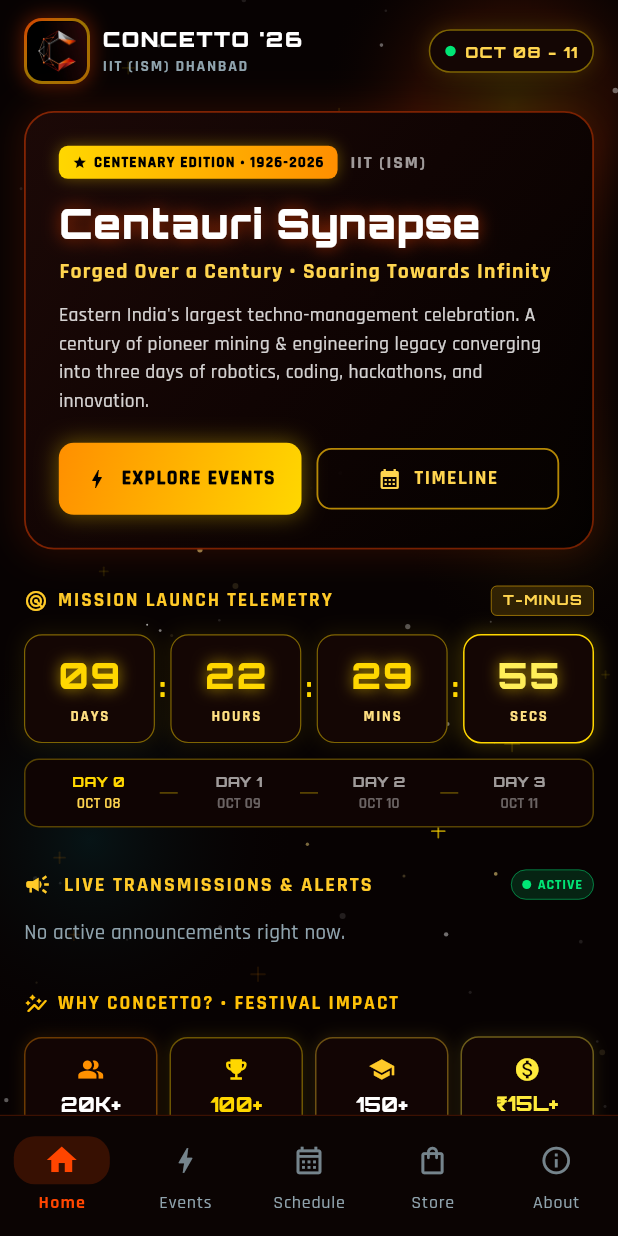
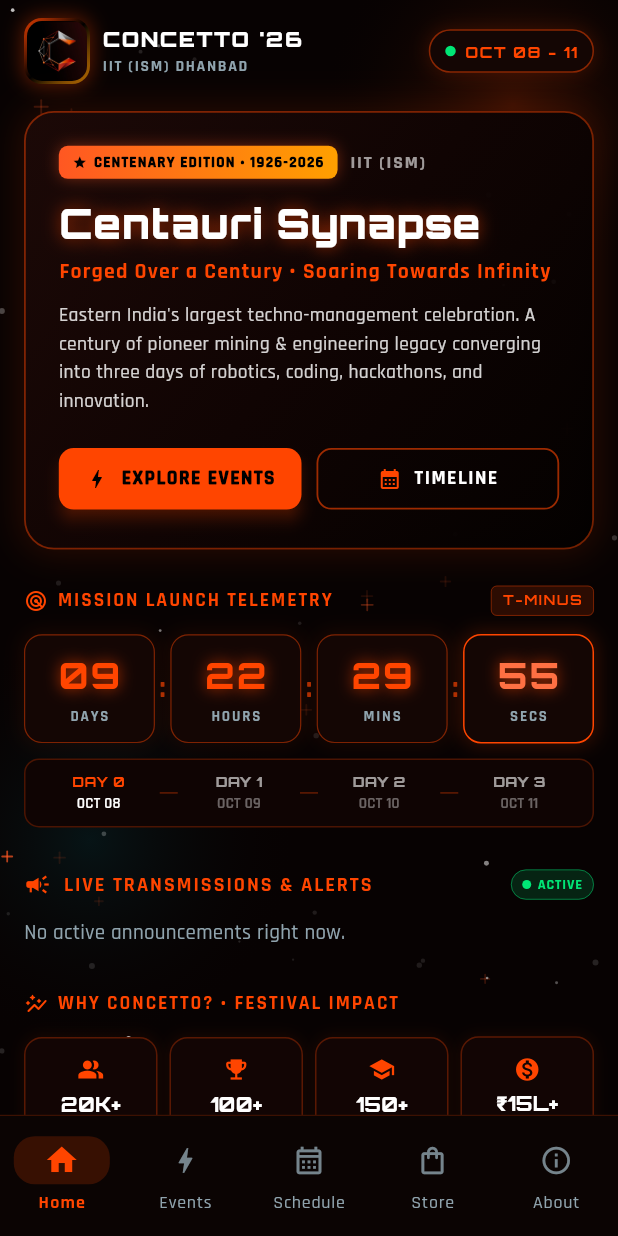
Before and after one commit to sam9777-p/Concetto, a Flutter app: the screen it shows after launch, on a phone screen of 412 x 824 dp. Run offline on Flutter 3.47's test engine with Material 3 defaults, Android fonts, the phone set to English and light mode, and no system bars; drawn by our look-alikes of flutter_animate; our stand-ins replace cached_network_image, cloud_firestore, dio, file_picker, firebase_auth, firebase_core and 9 more; missing offline and left inert: mobile_scanner, mongo_dart, syncfusion_flutter_pdfviewer; accounts and stored records are empty; generated files the repository leaves out were written again; statements that could not run were skipped.

Commit message:
Revert Home screen to original electric orange theme with only subtle gold star/trophy accents

```diff
--- a/lib/features/home/home_screen.dart
+++ b/lib/features/home/home_screen.dart
@@ -72,12 +72,8 @@
           isCross: isCross,
           twinkleSpeed: random.nextDouble() * 3 + 1,
           color: isCross
-              ? (random.nextBool()
-                  ? const Color(0xFFFFD700).withValues(alpha: 0.85)
-                  : const Color(0xFFFF9100).withValues(alpha: 0.75))
-              : (random.nextDouble() > 0.65
-                  ? const Color(0xFFFFE082).withValues(alpha: 0.55)
-                  : Colors.white.withValues(alpha: random.nextDouble() * 0.5 + 0.3)),
+              ? const Color(0xFFFF5722).withValues(alpha: 0.75)
+              : Colors.white.withValues(alpha: random.nextDouble() * 0.5 + 0.3),
         ),
       );
     }
@@ -111,25 +107,7 @@
                 shape: BoxShape.circle,
                 gradient: RadialGradient(
                   colors: [
-                    const Color(0xFFFFD700).withValues(alpha: 0.14),
-                    primaryColor.withValues(alpha: 0.10),
-                    Colors.transparent,
-                  ],
-                ),
-              ),
-            ),
-          ),
-          Positioned(
-            top: 240,
-            right: -50,
-            child: Container(
-              width: 200,
-              height: 200,
-              decoration: BoxDecoration(
-                shape: BoxShape.circle,
-                gradient: RadialGradient(
-                  colors: [
-                    const Color(0xFFFFC107).withValues(alpha: 0.07),
+                    primaryColor.withValues(alpha: 0.18),
                     Colors.transparent,
                   ],
                 ),
@@ -280,7 +258,7 @@
                     gradient: LinearGradient(
                       colors: [
                         primaryColor.withValues(alpha: 0.8),
-                        const Color(0xFFFFD700).withValues(alpha: 0.5),
+                        Colors.black,
                         secondaryColor.withValues(alpha: 0.6),
                       ],
                       begin: Alignment.topLeft,
@@ -352,10 +330,10 @@
               decoration: BoxDecoration(
                 color: const Color(0xFF140604),
                 borderRadius: BorderRadius.circular(20),
-                border: Border.all(color: const Color(0xFFFFD700).withValues(alpha: 0.45)),
+                border: Border.all(color: primaryColor.withValues(alpha: 0.5)),
                 boxShadow: [
                   BoxShadow(
-                    color: const Color(0xFFFFD700).withValues(alpha: 0.12),
+                    color: primaryColor.withValues(alpha: 0.15),
                     blurRadius: 10,
                     spreadRadius: 1,
                   ),
@@ -382,7 +360,7 @@
                       style: GoogleFonts.orbitron(
                         fontSize: 10.5,
                         fontWeight: FontWeight.w800,
-                        color: const Color(0xFFFFD54F),
+                        color: primaryColor,
                         letterSpacing: 0.8,
                       ),
                     ),
@@ -436,12 +414,12 @@
                       padding: const EdgeInsets.symmetric(horizontal: 9, vertical: 4),
                       decoration: BoxDecoration(
                         gradient: const LinearGradient(
-                          colors: [Color(0xFFFFD700), Color(0xFFFF8F00)],
+                          colors: [Color(0xFFFF5722), Color(0xFFFFA000)],
                         ),
                         borderRadius: BorderRadius.circular(6),
                         boxShadow: [
                           BoxShadow(
-                            color: const Color(0xFFFFD700).withValues(alpha: 0.35),
+                            color: const Color(0xFFFF5722).withValues(alpha: 0.4),
                             blurRadius: 8,
                           ),
                         ],
@@ -508,7 +486,7 @@
               style: GoogleFonts.rajdhani(
                 fontSize: 14.5,
                 fontWeight: FontWeight.w800,
-                color: const Color(0xFFFFD54F),
+                color: primaryColor,
                 letterSpacing: 0.8,
               ),
             ),
@@ -530,32 +508,17 @@
             Row(
               children: [
                 Expanded(
-                  child: Container(
-                    decoration: BoxDecoration(
-                      gradient: const LinearGradient(
-                        colors: [Color(0xFFFF8F00), Color(0xFFFFD700)],
-                        begin: Alignment.topLeft,
-                        end: Alignment.bottomRight,
-                      ),
-                      borderRadius: BorderRadius.circular(10),
-                      boxShadow: [
-                        BoxShadow(
-                          color: const Color(0xFFFFD700).withValues(alpha: 0.35),
-                          blurRadius: 12,
-                          spreadRadius: 1,
-                        ),
-                      ],
-                    ),
                   child: ElevatedButton.icon(
                     onPressed: () => context.go('/events'),
                     style: ElevatedButton.styleFrom(
-                        backgroundColor: Colors.transparent,
-                        shadowColor: Colors.transparent,
+                      backgroundColor: primaryColor,
                       foregroundColor: Colors.black,
                       padding: const EdgeInsets.symmetric(vertical: 12),
                       shape: RoundedRectangleBorder(
                         borderRadius: BorderRadius.circular(10),
                       ),
+                      elevation: 4,
+                      shadowColor: primaryColor.withValues(alpha: 0.6),
                     ),
                     icon: const Icon(Icons.bolt, size: 16, color: Colors.black),
                     label: FittedBox(
@@ -566,7 +529,6 @@
                           fontSize: 13,
                           fontWeight: FontWeight.w900,
                           letterSpacing: 1,
-                          ),
                         ),
                       ),
                     ),
@@ -577,14 +539,14 @@
                   child: OutlinedButton.icon(
                     onPressed: () => context.go('/schedule'),
                     style: OutlinedButton.styleFrom(
-                      foregroundColor: const Color(0xFFFFD54F),
-                      side: BorderSide(color: const Color(0xFFFFC107).withValues(alpha: 0.7), width: 1.2),
+                      foregroundColor: Colors.white,
+                      side: BorderSide(color: primaryColor.withValues(alpha: 0.6), width: 1.2),
                       padding: const EdgeInsets.symmetric(vertical: 12),
                       shape: RoundedRectangleBorder(
                         borderRadius: BorderRadius.circular(10),
                       ),
                     ),
-                    icon: const Icon(Icons.calendar_month, size: 16, color: Color(0xFFFFD54F)),
+                    icon: Icon(Icons.calendar_month, size: 16, color: primaryColor),
                     label: FittedBox(
                       fit: BoxFit.scaleDown,
                       child: Text(
@@ -664,7 +626,7 @@
               Expanded(
                 child: Row(
                   children: [
-                    const Icon(Icons.radar, size: 16, color: Color(0xFFFFCA28)),
+                    Icon(Icons.radar, size: 16, color: widget.primaryColor),
                     const SizedBox(width: 6),
                     Flexible(
                       child: Text(
@@ -674,7 +636,7 @@
                           fontSize: 13,
                           fontWeight: FontWeight.w800,
                           letterSpacing: 1.3,
-                          color: const Color(0xFFFFCA28),
+                          color: widget.primaryColor,
                         ),
                       ),
                     ),
@@ -685,16 +647,16 @@
               Container(
                 padding: const EdgeInsets.symmetric(horizontal: 7, vertical: 2.5),
                 decoration: BoxDecoration(
-                  color: const Color(0xFFFFC107).withValues(alpha: 0.16),
+                  color: widget.primaryColor.withValues(alpha: 0.15),
                   borderRadius: BorderRadius.circular(4),
-                  border: Border.all(color: const Color(0xFFFFC107).withValues(alpha: 0.5), width: 0.6),
+                  border: Border.all(color: widget.primaryColor.withValues(alpha: 0.4), width: 0.6),
                 ),
                 child: Text(
                   'T-MINUS',
                   style: GoogleFonts.orbitron(
                     fontSize: 9.5,
                     fontWeight: FontWeight.w700,
-                    color: const Color(0xFFFFD54F),
+                    color: widget.primaryColor,
                     letterSpacing: 1,
                   ),
                 ),
@@ -723,7 +685,7 @@
             decoration: BoxDecoration(
               color: const Color(0xFF0F0403),
               borderRadius: BorderRadius.circular(10),
-              border: Border.all(color: const Color(0xFFFFD700).withValues(alpha: 0.3)),
+              border: Border.all(color: widget.primaryColor.withValues(alpha: 0.25)),
             ),
             child: Row(
               children: [
@@ -753,7 +715,7 @@
             style: GoogleFonts.orbitron(
               fontSize: 9.5,
               fontWeight: FontWeight.w800,
-              color: isCurrent ? const Color(0xFFFFD700) : Colors.white60,
+              color: isCurrent ? widget.primaryColor : Colors.white60,
             ),
           ),
         ),
@@ -764,7 +726,7 @@
             style: GoogleFonts.rajdhani(
               fontSize: 10,
               fontWeight: FontWeight.w600,
-              color: isCurrent ? const Color(0xFFFFD54F) : Colors.white38,
+              color: isCurrent ? Colors.white : Colors.white38,
             ),
           ),
         ),
@@ -777,24 +739,23 @@
       width: 12,
       height: 1,
       margin: const EdgeInsets.symmetric(horizontal: 2),
-      color: const Color(0xFFFFD700).withValues(alpha: 0.35),
+      color: widget.primaryColor.withValues(alpha: 0.35),
     );
   }
 
   Widget _buildDigitBox(String digits, String label, {bool isLive = false}) {
-    const digitColor = Color(0xFFFFD700);
     return Container(
       padding: const EdgeInsets.symmetric(vertical: 10, horizontal: 2),
       decoration: BoxDecoration(
         color: const Color(0xFF140604),
         borderRadius: BorderRadius.circular(12),
         border: Border.all(
-          color: isLive ? const Color(0xFFFFD700) : const Color(0xFFFFD700).withValues(alpha: 0.45),
+          color: isLive ? widget.primaryColor : widget.primaryColor.withValues(alpha: 0.45),
           width: isLive ? 1.0 : 0.8,
         ),
         boxShadow: [
           BoxShadow(
-            color: const Color(0xFFFFD700).withValues(alpha: isLive ? 0.22 : 0.08),
+            color: widget.primaryColor.withValues(alpha: isLive ? 0.2 : 0.08),
             blurRadius: 10,
             spreadRadius: 1,
           ),
@@ -810,11 +771,11 @@
               style: GoogleFonts.orbitron(
                 fontSize: 24,
                 fontWeight: FontWeight.w800,
-                color: isLive ? const Color(0xFFFFEE58) : digitColor,
+                color: isLive ? const Color(0xFFFF7043) : widget.primaryColor,
                 letterSpacing: 1.2,
                 shadows: [
                   Shadow(
-                    color: const Color(0xFFFFD700).withValues(alpha: 0.7),
+                    color: widget.primaryColor.withValues(alpha: 0.7),
                     blurRadius: 12,
                   ),
                 ],
@@ -829,7 +790,7 @@
               style: GoogleFonts.rajdhani(
                 fontSize: 10,
                 fontWeight: FontWeight.w800,
-                color: const Color(0xFFFFE082),
+                color: AppTheme.metallicMuted,
                 letterSpacing: 1.2,
               ),
             ),
@@ -840,14 +801,14 @@
   }
 
   Widget _buildTimerSeparator() {
-    return const Padding(
-      padding: EdgeInsets.symmetric(horizontal: 3),
+    return Padding(
+      padding: const EdgeInsets.symmetric(horizontal: 3),
       child: Text(
         ':',
         style: TextStyle(
           fontSize: 20,
           fontWeight: FontWeight.bold,
-          color: Color(0xFFFFD700),
+          color: widget.primaryColor.withValues(alpha: 0.65),
         ),
       ),
     );
@@ -872,7 +833,7 @@
               Expanded(
                 child: Row(
                   children: [
-                    const Icon(Icons.campaign, size: 18, color: Color(0xFFFFCA28)),
+                    Icon(Icons.campaign, size: 18, color: primaryColor),
                     const SizedBox(width: 8),
                     Flexible(
                       child: Text(
@@ -882,7 +843,7 @@
                           fontSize: 13.5,
                           fontWeight: FontWeight.w800,
                           letterSpacing: 1.3,
-                          color: const Color(0xFFFFCA28),
+                          color: primaryColor,
                         ),
                       ),
                     ),
@@ -1291,7 +1252,7 @@
         children: [
           Row(
             children: [
-              const Icon(Icons.auto_graph_rounded, size: 16, color: Color(0xFFFFC107)),
+              Icon(Icons.auto_graph_rounded, size: 16, color: primaryColor),
               const SizedBox(width: 6),
               Flexible(
                 child: Text(
@@ -1301,7 +1262,7 @@
                     fontSize: 13,
                     fontWeight: FontWeight.w800,
                     letterSpacing: 1.3,
-                    color: const Color(0xFFFFC107),
+                    color: primaryColor,
                   ),
                 ),
               ),
@@ -1310,13 +1271,13 @@
           const SizedBox(height: 12),
           Row(
             children: [
-              Expanded(child: _buildStatItem('20K+', 'Footfall', Icons.people_alt, const Color(0xFFFF9100))),
+              Expanded(child: _buildStatItem('20K+', 'Footfall', Icons.people_alt, primaryColor)),
               const SizedBox(width: 8),
-              Expanded(child: _buildStatItem('100+', 'Events', Icons.emoji_events, const Color(0xFFFFD700))),
+              Expanded(child: _buildStatItem('100+', 'Events', Icons.emoji_events, primaryColor)),
               const SizedBox(width: 8),
-              Expanded(child: _buildStatItem('150+', 'Colleges', Icons.school, const Color(0xFFFFCA28))),
+              Expanded(child: _buildStatItem('150+', 'Colleges', Icons.school, primaryColor)),
               const SizedBox(width: 8),
-              Expanded(child: _buildStatItem('₹15L+', 'Prizes', Icons.monetization_on, const Color(0xFFFFEB3B))),
+              Expanded(child: _buildStatItem('₹15L+', 'Prizes', Icons.monetization_on, primaryColor)),
             ],
           ),
         ],
@@ -1330,10 +1291,10 @@
       decoration: BoxDecoration(
         color: const Color(0xFF120504),
         borderRadius: BorderRadius.circular(12),
-        border: Border.all(color: primaryColor.withValues(alpha: 0.38)),
+        border: Border.all(color: primaryColor.withValues(alpha: 0.3)),
         boxShadow: [
           BoxShadow(
-            color: primaryColor.withValues(alpha: 0.12),
+            color: primaryColor.withValues(alpha: 0.08),
             blurRadius: 8,
           ),
         ],
@@ -1350,9 +1311,7 @@
               style: GoogleFonts.orbitron(
                 fontSize: 13.5,
                 fontWeight: FontWeight.w800,
-                color: (primaryColor == const Color(0xFFFFD700) || primaryColor == const Color(0xFFFFEB3B))
-                    ? primaryColor
-                    : Colors.white,
+                color: Colors.white,
               ),
             ),
           ),
@@ -1383,7 +1342,7 @@
         children: [
           Row(
             children: [
-              const Icon(Icons.dashboard_customize, size: 16, color: Color(0xFFFFCA28)),
+              Icon(Icons.dashboard_customize, size: 16, color: primaryColor),
               const SizedBox(width: 6),
               Flexible(
                 child: Text(
@@ -1393,7 +1352,7 @@
                     fontSize: 13,
                     fontWeight: FontWeight.w800,
                     letterSpacing: 1.3,
-                    color: const Color(0xFFFFCA28),
+                    color: primaryColor,
                   ),
                 ),
               ),
@@ -1407,7 +1366,7 @@
                   icon: Icons.event_available,
                   title: 'All Events',
                   subtitle: '100+ Contests & Arenas',
-                  accentColor: const Color(0xFFFFD700),
+                  accentColor: primaryColor,
                   onTap: () => context.go('/events'),
                 ),
               ),
@@ -1548,7 +1507,7 @@
                           fontSize: 13.5,
                           fontWeight: FontWeight.w800,
                           letterSpacing: 1.3,
-                          color: const Color(0xFFFFCA28),
+                          color: primaryColor,
                         ),
                       ),
                     ),
@@ -1566,10 +1525,10 @@
                       style: GoogleFonts.rajdhani(
                         fontSize: 12,
                         fontWeight: FontWeight.bold,
-                        color: const Color(0xFFFFD700),
-                      ),
-                    ),
-                    const Icon(Icons.chevron_right, size: 16, color: Color(0xFFFFD700)),
+                        color: primaryColor,
+                      ),
+                    ),
+                    Icon(Icons.chevron_right, size: 16, color: primaryColor),
                   ],
                 ),
               ),
@@ -1709,7 +1668,7 @@
                         decoration: BoxDecoration(
                           color: Colors.black.withValues(alpha: 0.85),
                           borderRadius: BorderRadius.circular(6),
-                          border: Border.all(color: const Color(0xFFFFD700).withValues(alpha: 0.65)),
+                          border: Border.all(color: primaryColor.withValues(alpha: 0.6)),
                         ),
                         child: Row(
                           mainAxisSize: MainAxisSize.min,
@@ -1721,7 +1680,7 @@
                               style: GoogleFonts.orbitron(
                                 fontSize: 9.5,
                                 fontWeight: FontWeight.bold,
-                                color: const Color(0xFFFFD700),
+                                color: primaryColor,
                               ),
                             ),
                           ],
@@ -1784,7 +1743,7 @@
                           style: GoogleFonts.rajdhani(
                             fontSize: 10.5,
                             fontWeight: FontWeight.bold,
-                            color: const Color(0xFFFFD54F),
+                            color: primaryColor,
                           ),
                         ),
                       ],
@@ -1860,7 +1819,7 @@
           padding: const EdgeInsets.symmetric(horizontal: 16),
           child: Row(
             children: [
-              const Icon(Icons.format_quote_rounded, size: 18, color: Color(0xFFFFCA28)),
+              Icon(Icons.format_quote_rounded, size: 18, color: primaryColor),
               const SizedBox(width: 8),
               Expanded(
                 child: Text(
@@ -1869,7 +1828,7 @@
                     fontSize: 13.5,
                     fontWeight: FontWeight.w800,
                     letterSpacing: 1.3,
-                    color: const Color(0xFFFFCA28),
+                    color: primaryColor,
                   ),
                 ),
               ),
@@ -1917,7 +1876,7 @@
                               padding: const EdgeInsets.all(1.5),
                               decoration: BoxDecoration(
                                 shape: BoxShape.circle,
-                                border: Border.all(color: const Color(0xFFFFD700).withValues(alpha: 0.6), width: 1.2),
+                                border: Border.all(color: primaryColor.withValues(alpha: 0.6), width: 1.2),
                               ),
                               child: CircleAvatar(
                                 radius: 20,
@@ -2188,7 +2147,7 @@
           padding: const EdgeInsets.symmetric(horizontal: 16),
           child: Row(
             children: [
-              const Icon(Icons.photo_library_rounded, size: 18, color: Color(0xFFFFCA28)),
+              Icon(Icons.photo_library_rounded, size: 18, color: primaryColor),
               const SizedBox(width: 8),
               Expanded(
                 child: Text(
@@ -2197,7 +2156,7 @@
                     fontSize: 13.5,
                     fontWeight: FontWeight.w800,
                     letterSpacing: 1.3,
-                    color: const Color(0xFFFFCA28),
+                    color: primaryColor,
                   ),
                 ),
               ),
@@ -2270,7 +2229,7 @@
                               shape: BoxShape.circle,
                               border: Border.all(color: primaryColor.withValues(alpha: 0.5)),
                             ),
-                            child: const Icon(Icons.fullscreen_rounded, size: 14, color: Color(0xFFFFD54F)),
+                            child: Icon(Icons.fullscreen_rounded, size: 14, color: primaryColor),
                           ),
                         ),
                         Positioned(
@@ -2292,7 +2251,7 @@
                                 item['subtitle']!,
                                 style: GoogleFonts.rajdhani(
                                   fontSize: 11,
-                                  color: const Color(0xFFFFD54F),
+                                  color: primaryColor,
                                   fontWeight: FontWeight.w600,
                                 ),
                               ),
@@ -2678,7 +2637,7 @@
                     color: primaryColor.withValues(alpha: 0.15),
                     borderRadius: BorderRadius.circular(8),
                   ),
-                  child: const Icon(Icons.account_balance, size: 16, color: Color(0xFFFFCA28)),
+                  child: Icon(Icons.account_balance, size: 16, color: primaryColor),
                 ),
                 const SizedBox(width: 8),
                 Flexible(
@@ -2688,7 +2647,7 @@
                     style: GoogleFonts.rajdhani(
                       fontSize: 13,
                       fontWeight: FontWeight.w800,
-                      color: const Color(0xFFFFCA28),
+                      color: primaryColor,
                       letterSpacing: 1.2,
                     ),
                   ),
@@ -2709,7 +2668,7 @@
             const SizedBox(height: 14),
             Row(
               children: [
-                const Icon(Icons.location_on_outlined, size: 16, color: Color(0xFFFFD54F)),
+                Icon(Icons.location_on_outlined, size: 16, color: primaryColor),
                 const SizedBox(width: 8),
                 Expanded(
                   child: Text(
@@ -2722,7 +2681,7 @@
             const SizedBox(height: 8),
             Row(
               children: [
-                const Icon(Icons.email_outlined, size: 16, color: Color(0xFFFFD54F)),
+                Icon(Icons.email_outlined, size: 16, color: primaryColor),
                 const SizedBox(width: 8),
                 Expanded(
                   child: Text(
```
Lines whose indentation alone changed are shown as unchanged.
